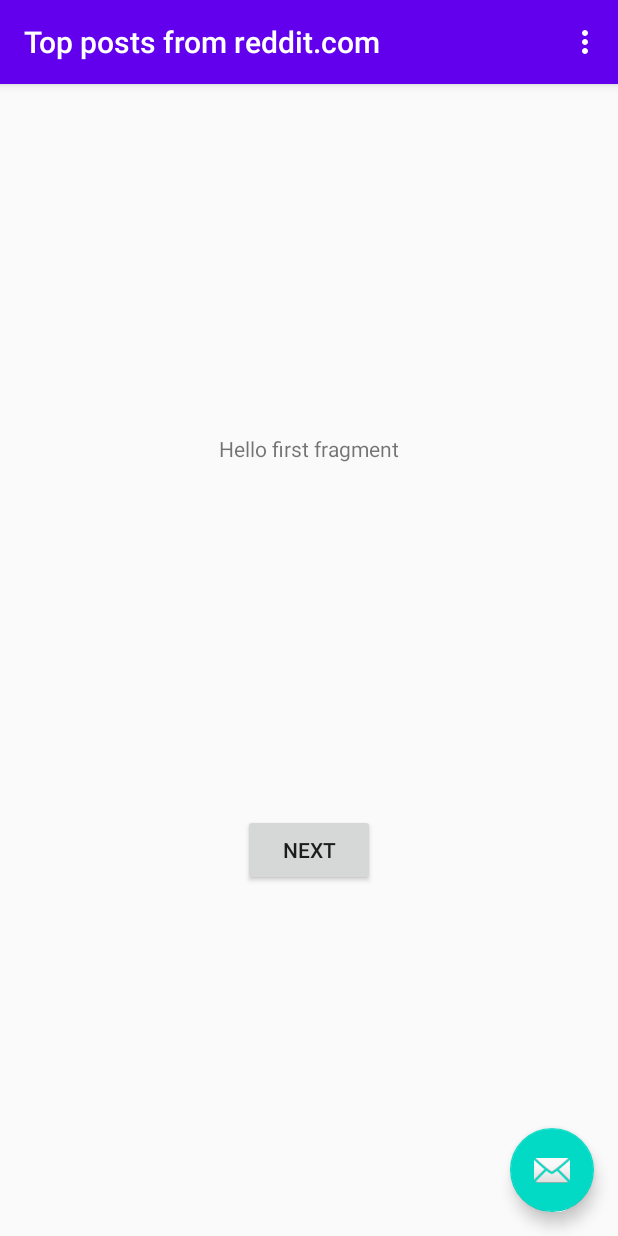
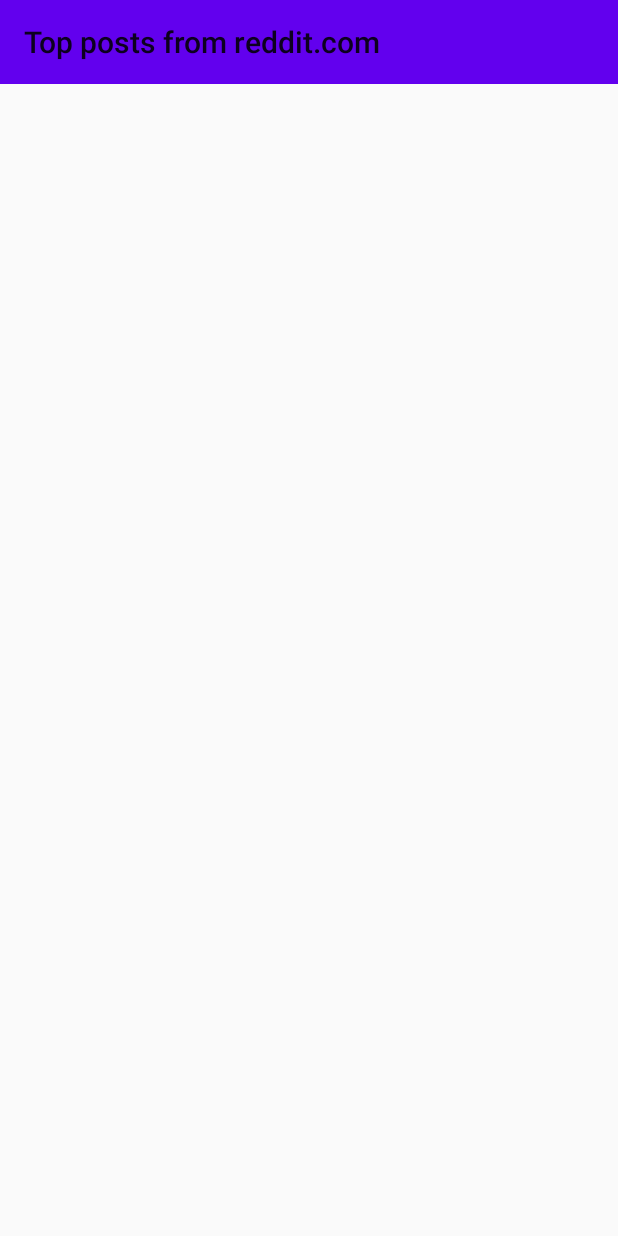
Before and after one commit to Alex2001Shurik/Top-post-from-reddit.com, an Android app: the screen it shows after launch (MainActivity), on a phone screen of 412 x 824 dp. Run offline under Robolectric (Android 15) with nearby library versions, the phone set to English and light mode, and no system bars.

Commit message:
remove unnecessary code

```diff
--- a/app/src/main/java/com/toppostsfromredditcom/FirstFragment.java
+++ /dev/null
@@ -1,34 +0,0 @@
-package com.toppostsfromredditcom;
-
-import android.os.Bundle;
-import android.view.LayoutInflater;
-import android.view.View;
-import android.view.ViewGroup;
-
-import androidx.annotation.NonNull;
-import androidx.fragment.app.Fragment;
-import androidx.navigation.fragment.NavHostFragment;
-
-public class FirstFragment extends Fragment {
-
-    @Override
-    public View onCreateView(
-            LayoutInflater inflater, ViewGroup container,
-            Bundle savedInstanceState
-    ) {
-        // Inflate the layout for this fragment
-        return inflater.inflate(R.layout.fragment_first, container, false);
-    }
-
-    public void onViewCreated(@NonNull View view, Bundle savedInstanceState) {
-        super.onViewCreated(view, savedInstanceState);
-
-        view.findViewById(R.id.button_first).setOnClickListener(new View.OnClickListener() {
-            @Override
-            public void onClick(View view) {
-                NavHostFragment.findNavController(FirstFragment.this)
-                        .navigate(R.id.action_FirstFragment_to_SecondFragment);
-            }
-        });
-    }
-}
--- a/app/src/main/java/com/toppostsfromredditcom/MainActivity.java
+++ b/app/src/main/java/com/toppostsfromredditcom/MainActivity.java
@@ -21,36 +21,5 @@ public class MainActivity extends AppCompatActivity {
         setContentView(R.layout.activity_main);
         Toolbar toolbar = findViewById(R.id.toolbar);
         setSupportActionBar(toolbar);
-
-        FloatingActionButton fab = findViewById(R.id.fab);
-        fab.setOnClickListener(new View.OnClickListener() {
-            @Override
-            public void onClick(View view) {
-                Snackbar.make(view, "Replace with your own action", Snackbar.LENGTH_LONG)
-                        .setAction("Action", null).show();
-            }
-        });
-    }
-
-    @Override
-    public boolean onCreateOptionsMenu(Menu menu) {
-        // Inflate the menu; this adds items to the action bar if it is present.
-        getMenuInflater().inflate(R.menu.menu_main, menu);
-        return true;
-    }
-
-    @Override
-    public boolean onOptionsItemSelected(MenuItem item) {
-        // Handle action bar item clicks here. The action bar will
-        // automatically handle clicks on the Home/Up button, so long
-        // as you specify a parent activity in AndroidManifest.xml.
-        int id = item.getItemId();
-
-        //noinspection SimplifiableIfStatement
-        if (id == R.id.action_settings) {
-            return true;
-        }
-
-        return super.onOptionsItemSelected(item);
     }
 }
--- a/app/src/main/res/layout/activity_main.xml
+++ b/app/src/main/res/layout/activity_main.xml
@@ -11,23 +11,13 @@
         android:layout_height="wrap_content"
         android:theme="@style/AppTheme.AppBarOverlay">
 
-        <androidx.appcompat.widget.Toolbar
-            android:id="@+id/toolbar"
-            android:layout_width="match_parent"
-            android:layout_height="?attr/actionBarSize"
-            android:background="?attr/colorPrimary"
-            app:popupTheme="@style/AppTheme.PopupOverlay" />
-
     </com.google.android.material.appbar.AppBarLayout>
 
-    <include layout="@layout/content_main" />
-
-    <com.google.android.material.floatingactionbutton.FloatingActionButton
-        android:id="@+id/fab"
-        android:layout_width="wrap_content"
-        android:layout_height="wrap_content"
-        android:layout_gravity="bottom|end"
-        android:layout_margin="@dimen/fab_margin"
-        app:srcCompat="@android:drawable/ic_dialog_email" />
+    <androidx.appcompat.widget.Toolbar
+        android:id="@+id/toolbar"
+        android:layout_width="match_parent"
+        android:layout_height="?attr/actionBarSize"
+        android:background="?attr/colorPrimary"
+        app:popupTheme="@style/AppTheme.PopupOverlay" />
 
 </androidx.coordinatorlayout.widget.CoordinatorLayout>
--- a/app/src/main/res/layout/content_main.xml
+++ /dev/null
@@ -1,21 +0,0 @@
-<?xml version="1.0" encoding="utf-8"?>
-<androidx.constraintlayout.widget.ConstraintLayout xmlns:android="http://schemas.android.com/apk/res/android"
-    xmlns:app="http://schemas.android.com/apk/res-auto"
-    xmlns:tools="http://schemas.android.com/tools"
-    android:layout_width="match_parent"
-    android:layout_height="match_parent"
-    app:layout_behavior="@string/appbar_scrolling_view_behavior">
-
-    <fragment
-        android:id="@+id/nav_host_fragment"
-        android:name="androidx.navigation.fragment.NavHostFragment"
-        android:layout_width="0dp"
-        android:layout_height="0dp"
-        app:defaultNavHost="true"
-        app:layout_constraintBottom_toBottomOf="parent"
-        app:layout_constraintLeft_toLeftOf="parent"
-        app:layout_constraintRight_toRightOf="parent"
-        app:layout_constraintTop_toTopOf="parent"
-        app:navGraph="@navigation/nav_graph" />
-
-</androidx.constraintlayout.widget.ConstraintLayout>
--- a/app/src/main/res/layout/fragment_first.xml
+++ /dev/null
@@ -1,28 +0,0 @@
-<?xml version="1.0" encoding="utf-8"?>
-<androidx.constraintlayout.widget.ConstraintLayout xmlns:android="http://schemas.android.com/apk/res/android"
-    xmlns:app="http://schemas.android.com/apk/res-auto"
-    xmlns:tools="http://schemas.android.com/tools"
-    android:layout_width="match_parent"
-    android:layout_height="match_parent"
-    tools:context=".FirstFragment">
-
-    <TextView
-        android:id="@+id/textview_first"
-        android:layout_width="wrap_content"
-        android:layout_height="wrap_content"
-        android:text="@string/hello_first_fragment"
-        app:layout_constraintBottom_toTopOf="@id/button_first"
-        app:layout_constraintEnd_toEndOf="parent"
-        app:layout_constraintStart_toStartOf="parent"
-        app:layout_constraintTop_toTopOf="parent" />
-
-    <Button
-        android:id="@+id/button_first"
-        android:layout_width="wrap_content"
-        android:layout_height="wrap_content"
-        android:text="@string/next"
-        app:layout_constraintBottom_toBottomOf="parent"
-        app:layout_constraintEnd_toEndOf="parent"
-        app:layout_constraintStart_toStartOf="parent"
-        app:layout_constraintTop_toBottomOf="@id/textview_first" />
-</androidx.constraintlayout.widget.ConstraintLayout>
--- a/app/src/main/res/menu/menu_main.xml
+++ /dev/null
@@ -1,10 +0,0 @@
-<menu xmlns:android="http://schemas.android.com/apk/res/android"
-    xmlns:app="http://schemas.android.com/apk/res-auto"
-    xmlns:tools="http://schemas.android.com/tools"
-    tools:context="com.toppostsfromredditcom.MainActivity">
-    <item
-        android:id="@+id/action_settings"
-        android:orderInCategory="100"
-        android:title="@string/action_settings"
-        app:showAsAction="never" />
-</menu>
--- a/app/src/main/res/values/strings.xml
+++ b/app/src/main/res/values/strings.xml
@@ -9,4 +9,5 @@
 
     <string name="hello_first_fragment">Hello first fragment</string>
     <string name="hello_second_fragment">Hello second fragment. Arg: %1$s</string>
+    <string name="hello_world">Hello world</string>
 </resources>
```
Also changed, not shown: app/src/main/java/com/toppostsfromredditcom/SecondFragment.java (deleted, +0 -34 lines), app/src/main/res/layout/fragment_second.xml (deleted, +0 -27 lines).
